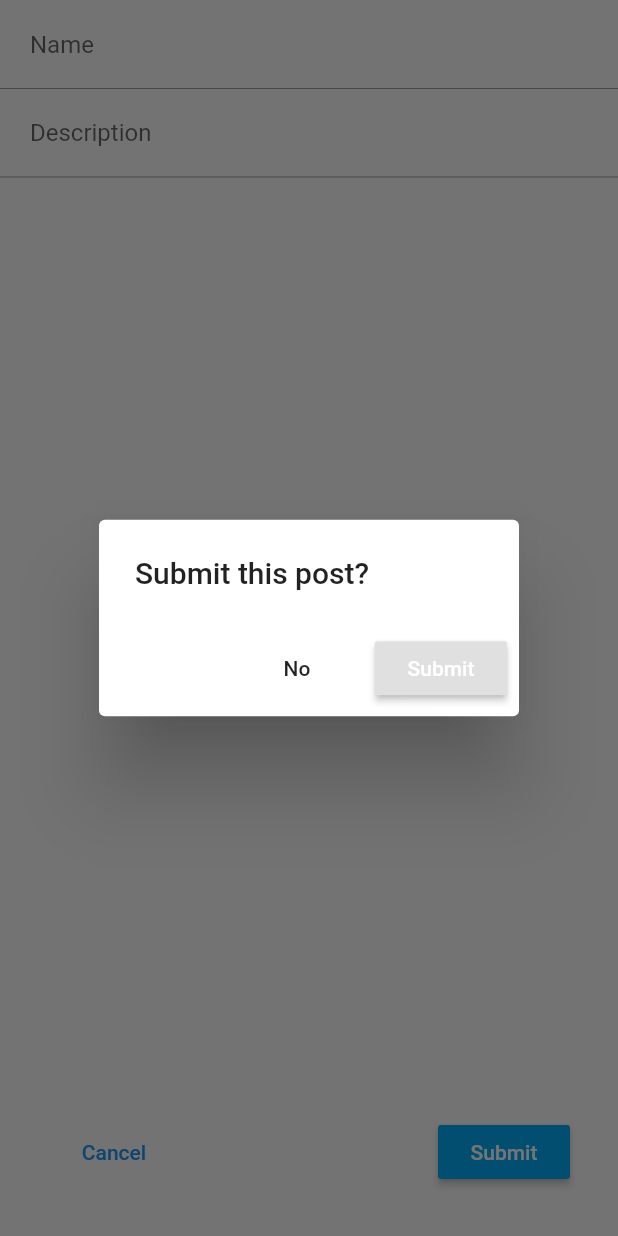
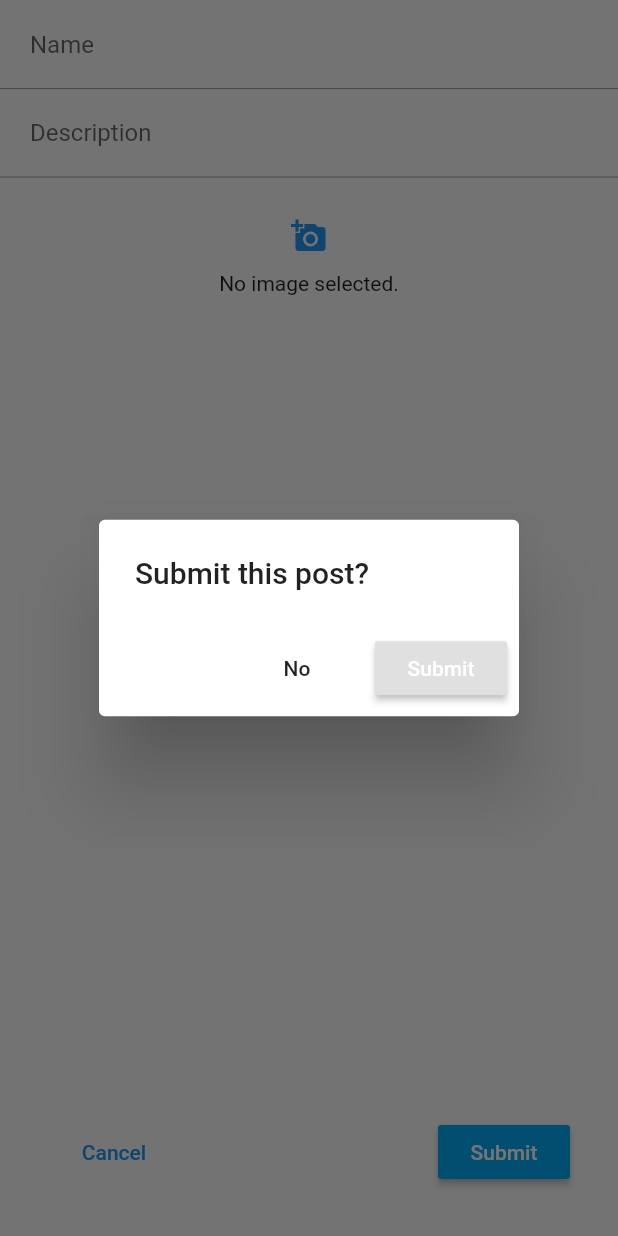
Before and after one commit to SCU-Sustainability/extra-eats, a Flutter app: the SubmitPost widget shown alone on an empty page, opened directly, after a tap on "Submit", on a phone screen of 412 x 824 dp. Run offline on Flutter 3.47's test engine with Material 2 defaults, Android fonts, the phone set to English and light mode, and no system bars; our stand-ins replace image_picker; generated files the repository leaves out were written again; network calls fail.

Commit message:
added image picker

```diff
--- a/client/lib/pages/submit_post.dart
+++ b/client/lib/pages/submit_post.dart
@@ -1,4 +1,7 @@
 import 'package:flutter/material.dart';
+import 'package:image_picker/image_picker.dart';
+
+import 'dart:io';
 
 class SubmitPost extends StatefulWidget {
   SubmitPost({Key key}) : super(key: key);
@@ -11,6 +14,14 @@ class _SubmitPostState extends State<SubmitPost> {
 
   TextEditingController nameController = TextEditingController();
   TextEditingController descriptionController = TextEditingController();
+  File _image;
+
+  Future getImage() async {
+    var image = await ImagePicker.pickImage(source: ImageSource.camera);
+    setState(() {
+      this._image = image;
+    });
+  }
 
   @override
   void dispose() {
@@ -22,6 +33,9 @@ class _SubmitPostState extends State<SubmitPost> {
   void _clear() {
     nameController.clear();
     descriptionController.clear();
+    setState(() {
+      _image = null;
+    });
     FocusScope.of(context).requestFocus(new FocusNode());
   }
 
@@ -81,6 +95,14 @@ class _SubmitPostState extends State<SubmitPost> {
           color: Colors.grey,
           height: 0.0
         ),
+        Padding(child: FlatButton(
+          textColor: Colors.blue,
+          child: Icon(Icons.add_a_photo),
+          onPressed: getImage,
+        ), padding: EdgeInsets.only(top: 15)),
+        Center(
+          child: _image == null ? Text('No image selected.') : Text('Image confirmed.')
+        ),
         Expanded(
           child: Align(
             alignment: FractionalOffset.bottomRight,
--- a/client/pubspec.yaml
+++ b/client/pubspec.yaml
@@ -27,6 +27,7 @@ dev_dependencies:
   build_runner: ^1.0.0
   json_serializable: ^2.0.0
   http: ^0.12.0+1
+  image_picker: ^0.5.0+3
   # firebase_auth: ^0.8.0+1
   # google_sign_in: ^4.0.0
 
```
Also changed, not shown: 2 other files.
